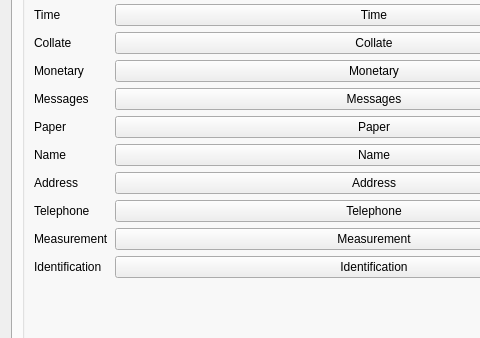
Above: mainwindow.ui from dolphinoracle/mx-locale before the change; both pictures show x 0 to 480 and y 127 to 465 of the 667 by 748 pixel window. Below: the same form after it.
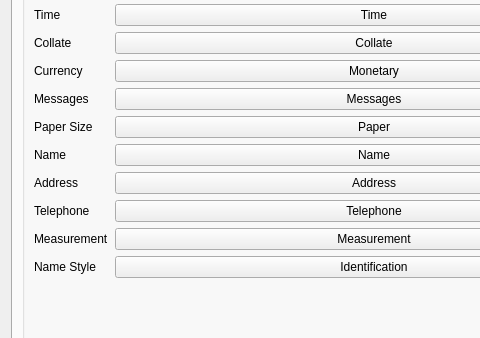
That is the form after the change. The open tabs and pages were chosen to show the change. Icons and pictures are not drawn.

Commit message: change labels (match KDE)

The edit to the form file:
```diff
--- a/mainwindow.ui
+++ b/mainwindow.ui
@@ -290,7 +290,7 @@
           <item row="4" column="0">
            <widget class="QLabel" name="label_6">
             <property name="text">
-             <string>Monetary</string>
+             <string>Currency</string>
             </property>
            </widget>
           </item>
@@ -318,7 +318,7 @@
           <item row="6" column="0">
            <widget class="QLabel" name="label_8">
             <property name="text">
-             <string>Paper</string>
+             <string>Paper Size</string>
             </property>
            </widget>
           </item>
@@ -388,7 +388,7 @@
           <item row="11" column="0">
            <widget class="QLabel" name="label_13">
             <property name="text">
-             <string>Identification</string>
+             <string>Name Style</string>
             </property>
            </widget>
           </item>
```
